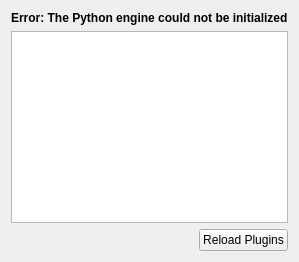
KDE/kate, file addons/kate/pate/src/manager.ui: the form before one commit.
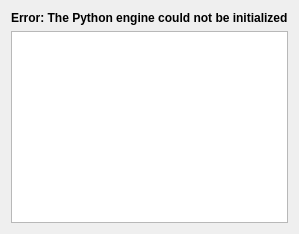
The form after the commit. Icons and pictures are not drawn. Custom widgets are drawn as their Qt base class.

Commit message: Initail implementation for refactored kate.decorators. Documentation tab has been removed (sorry Shaheed ;) -- Now plugins manager look-n-feel (almost) exactly as C++ plugins. It would be better to (re)implement it as a Python plugin (later). Plugins management refactored, so they can be loaded/unloaded independingly. "Reload" button do not required anymore! (removed) Remove all parameters from @kate.action! ui.rc files can do the same but much more better!

The edit to the form file:
```diff
--- a/addons/kate/pate/src/manager.ui
+++ b/addons/kate/pate/src/manager.ui
@@ -41,47 +41,8 @@
      </attribute>
     </widget>
    </item>
-   <item>
-    <layout class="QHBoxLayout" name="horizontalLayout">
-     <item>
-      <spacer name="horizontalSpacer">
-       <property name="orientation">
-        <enum>Qt::Horizontal</enum>
-       </property>
-       <property name="sizeHint" stdset="0">
-        <size>
-         <width>40</width>
-         <height>20</height>
-        </size>
-       </property>
-      </spacer>
-     </item>
-     <item>
-      <widget class="KPushButton" name="reload">
-       <property name="toolTip">
-        <string>&lt;html&gt;&lt;head/&gt;&lt;body&gt;&lt;p&gt;&lt;span style=&quot; font-weight:600;&quot;&gt;Caution:&lt;/span&gt; Reloading a running plugin may have unpredictable effects. Consider saving your work before using this command.&lt;/p&gt;&lt;/body&gt;&lt;/html&gt;</string>
-       </property>
-       <property name="text">
-        <string>Reload Plugins</string>
-       </property>
-       <property name="icon">
-        <iconset theme="system-reboot">
-         <normaloff/>
-        </iconset>
-       </property>
-      </widget>
-     </item>
-    </layout>
-   </item>
   </layout>
  </widget>
- <customwidgets>
-  <customwidget>
-   <class>KPushButton</class>
-   <extends>QPushButton</extends>
-   <header>kpushbutton.h</header>
-  </customwidget>
- </customwidgets>
  <resources/>
  <connections/>
 </ui>
```
The commit also changes 10 other files.
